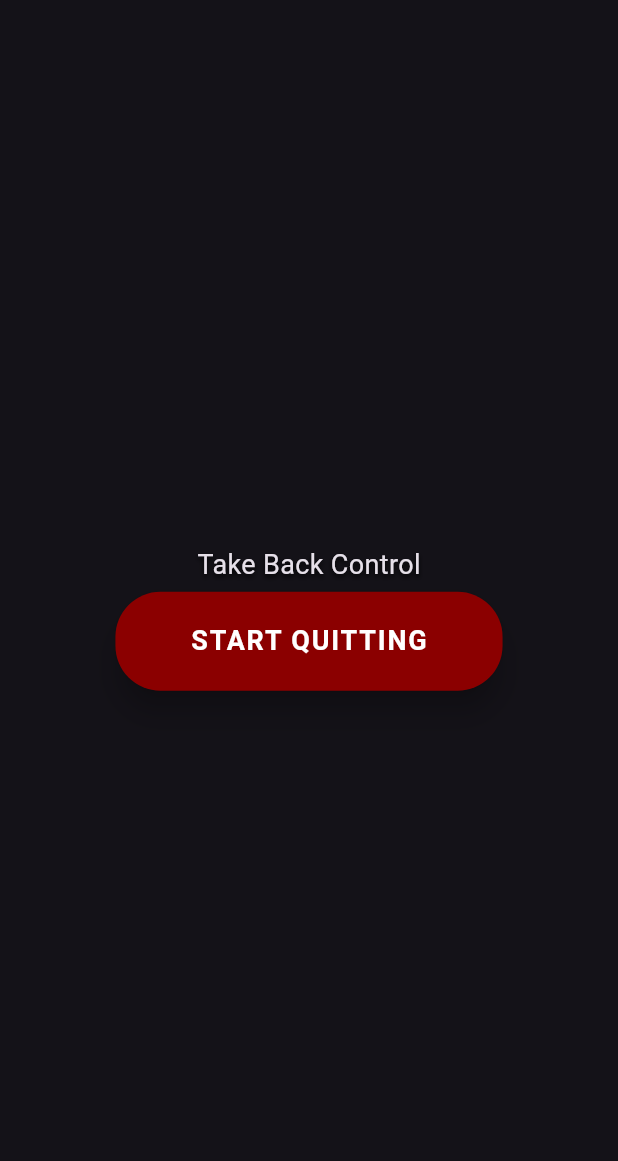
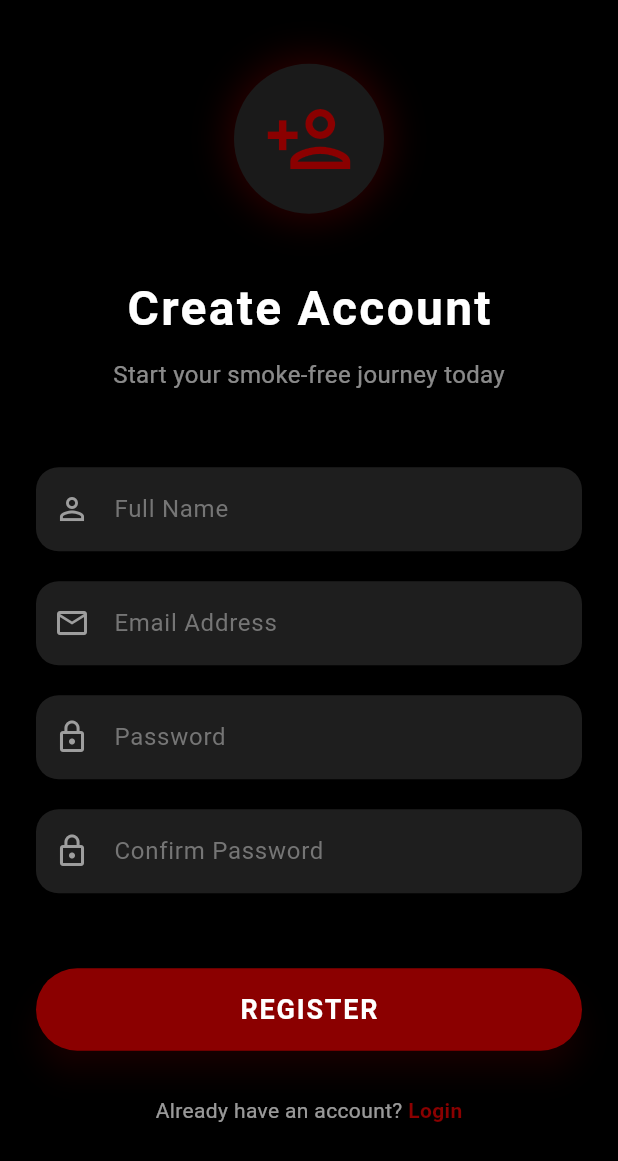
Before and after one commit to vladbrata/-flutter-quit-smoking-tracker, a Flutter app: the screen it shows after launch, on a phone screen of 412 x 824 dp. Shown: the top 1161 px of the screen. Run offline on Flutter 3.47's test engine with Material 3 defaults, Android fonts, the phone set to English and light mode, and no system bars; our stand-ins replace firebase_auth, firebase_core, google_fonts, shared_preferences; accounts and stored records are empty.

Commit message:
fully implemented login and register using email and pw with firebase

```diff
--- a/flutter_quit_smoking/lib/main.dart
+++ b/flutter_quit_smoking/lib/main.dart
@@ -3,6 +3,9 @@ import 'package:shared_preferences/shared_preferences.dart';
 // Importă paginile tale
 import 'pages/counter_page.dart';
 import 'pages/start_quit.dart';
+import 'package:firebase_core/firebase_core.dart';
+import 'firebase_options.dart';
+import 'pages/auth_layout.dart';
 
 void main() async {
   // Obligatoriu când avem cod async înainte de runApp
@@ -10,15 +13,14 @@ void main() async {
 
   final prefs = await SharedPreferences.getInstance();
   // Citim starea. Dacă nu există, implicit este false.
-  bool startedQuitting = prefs.getBool('startedQuitting') ?? false;
 
-  runApp(MyApp(startedQuitting: startedQuitting));
+  WidgetsFlutterBinding.ensureInitialized();
+  await Firebase.initializeApp(options: DefaultFirebaseOptions.currentPlatform);
+  runApp(const MyApp());
 }
 
 class MyApp extends StatelessWidget {
-  final bool startedQuitting;
-
-  const MyApp({super.key, required this.startedQuitting});
+  const MyApp({super.key});
 
   @override
   Widget build(BuildContext context) {
@@ -27,7 +29,7 @@ class MyApp extends StatelessWidget {
       title: 'Quit Smoking App',
       theme: ThemeData.dark(),
       // Aici se întâmplă magia:
-      home: startedQuitting ? const CounterPage() : const StartQuit(),
+      home: AuthLayout(),
     );
   }
 }
--- /dev/null
+++ b/flutter_quit_smoking/lib/pages/auth_layout.dart
@@ -0,0 +1,31 @@
+import 'package:flutter/material.dart';
+import 'package:flutter_quit_smoking/pages/register_page.dart';
+import 'package:flutter_quit_smoking/pages/start_quit.dart';
+import 'package:flutter_quit_smoking/services/auth_services.dart';
+
+class AuthLayout extends StatelessWidget {
+  const AuthLayout({super.key, this.pageIfNotConnected});
+
+  final Widget? pageIfNotConnected;
+
+  @override
+  Widget build(BuildContext context) {
+    return ValueListenableBuilder(
+      valueListenable: authServices,
+      builder: (context, authServices, child) {
+        return StreamBuilder(
+          stream: authServices.authStateChanges,
+          builder: (context, snapshot) {
+            Widget widget;
+            if (snapshot.hasData) {
+              widget = const StartQuit();
+            } else {
+              widget = pageIfNotConnected ?? const RegisterPage();
+            }
+            return widget;
+          },
+        );
+      },
+    );
+  }
+}
--- /dev/null
+++ b/flutter_quit_smoking/lib/pages/register_page.dart
@@ -0,0 +1,253 @@
+import 'package:flutter/material.dart';
+import 'package:firebase_auth/firebase_auth.dart';
+import 'package:flutter/material.dart';
+import 'package:flutter_quit_smoking/pages/login_page.dart';
+import 'package:flutter_quit_smoking/pages/start_quit.dart';
+import 'package:flutter_quit_smoking/services/auth_services.dart';
+
+class RegisterPage extends StatefulWidget {
+  final VoidCallback? onLoginTap;
+
+  const RegisterPage({super.key, this.onLoginTap});
+
+  @override
+  State<RegisterPage> createState() => _RegisterPageState();
+}
+
+class _RegisterPageState extends State<RegisterPage> {
+  // Use controllers to allow text input in UI
+  final _nameController = TextEditingController();
+  final _emailController = TextEditingController();
+  final _passwordController = TextEditingController();
+  final _confirmPasswordController = TextEditingController();
+
+  String? errorMessage;
+
+  void register() async {
+    if (_passwordController.text.isEmpty ||
+        _confirmPasswordController.text.isEmpty ||
+        _emailController.text.isEmpty ||
+        _nameController.text.isEmpty) {
+      setState(() {
+        errorMessage = "Please fill in all the fields";
+      });
+      return;
+    }
+    if (_passwordController.text != _confirmPasswordController.text) {
+      setState(() {
+        errorMessage = "Passwords do not match";
+      });
+      return;
+    }
+    try {
+      await authServices.value.createAccount(
+        email: _emailController.text,
+        password: _passwordController.text,
+      );
+      Navigator.push(
+        context,
+        MaterialPageRoute(builder: (context) => const StartQuit()),
+      );
+    } on FirebaseAuthException catch (e) {
+      setState(() {
+        errorMessage = e.message ?? "An error occurred";
+      });
+    }
+  }
+
+  @override
+  void dispose() {
+    _nameController.dispose();
+    _emailController.dispose();
+    _passwordController.dispose();
+    _confirmPasswordController.dispose();
+    super.dispose();
+  }
+
+  @override
+  Widget build(BuildContext context) {
+    return Scaffold(
+      backgroundColor: Colors.black, // Consistent with app theme
+      body: SafeArea(
+        child: Center(
+          child: SingleChildScrollView(
+            padding: const EdgeInsets.symmetric(horizontal: 24.0),
+            child: Column(
+              mainAxisAlignment: MainAxisAlignment.center,
+              children: [
+                // Logo / Icon
+                Container(
+                  padding: const EdgeInsets.all(20),
+                  decoration: BoxDecoration(
+                    color: const Color(0xFF1A1A1A),
+                    shape: BoxShape.circle,
+                    boxShadow: [
+                      BoxShadow(
+                        color: const Color(0xFF8B0000).withOpacity(0.3),
+                        blurRadius: 20,
+                        spreadRadius: 5,
+                      ),
+                    ],
+                  ),
+                  child: const Icon(
+                    Icons.person_add_outlined,
+                    size: 60,
+                    color: Color(0xFF8B0000), // Dark Red accent
+                  ),
+                ),
+                const SizedBox(height: 40),
+
+                // Title
+                const Text(
+                  "Create Account",
+                  style: TextStyle(
+                    color: Colors.white,
+                    fontSize: 32,
+                    fontWeight: FontWeight.bold,
+                    letterSpacing: 1.5,
+                  ),
+                ),
+                const SizedBox(height: 10),
+                const Text(
+                  "Start your smoke-free journey today",
+                  style: TextStyle(color: Colors.white54, fontSize: 16),
+                ),
+                const SizedBox(height: 50),
+
+                // Input Fields
+                _buildTextField(
+                  controller: _nameController,
+                  hint: "Full Name",
+                  icon: Icons.person_outline,
+                ),
+                const SizedBox(height: 20),
+                _buildTextField(
+                  controller: _emailController,
+                  hint: "Email Address",
+                  icon: Icons.email_outlined,
+                  keyboardType: TextInputType.emailAddress,
+                ),
+                const SizedBox(height: 20),
+                _buildTextField(
+                  controller: _passwordController,
+                  hint: "Password",
+                  icon: Icons.lock_outline,
+                  obscure: true,
+                ),
+                const SizedBox(height: 20),
+                _buildTextField(
+                  controller: _confirmPasswordController,
+                  hint: "Confirm Password",
+                  icon: Icons.lock_outline,
+                  obscure: true,
+                ),
+
+                const SizedBox(height: 50),
+
+                // Register Button
+                SizedBox(
+                  width: double.infinity,
+                  height: 55,
+                  child: ElevatedButton(
+                    onPressed: () {
+                      register();
+                    },
+                    style: ElevatedButton.styleFrom(
+                      backgroundColor: const Color(0xFF8B0000),
+                      foregroundColor: Colors.white,
+                      elevation: 8,
+                      shadowColor: const Color(0xFF8B0000).withOpacity(0.5),
+                      shape: RoundedRectangleBorder(
+                        borderRadius: BorderRadius.circular(30),
+                      ),
+                    ),
+                    child: const Text(
+                      "REGISTER",
+                      style: TextStyle(
+                        fontSize: 18,
+                        fontWeight: FontWeight.bold,
+                        letterSpacing: 1.2,
+                      ),
+                    ),
+                  ),
+                ),
+
+                const SizedBox(height: 30),
+
+                // Footer
+                Row(
+                  mainAxisAlignment: MainAxisAlignment.center,
+                  children: [
+                    const Text(
+                      "Already have an account? ",
+                      style: TextStyle(color: Colors.white60),
+                    ),
+                    GestureDetector(
+                      onTap:
+                          widget.onLoginTap ??
+                          () {
+                            Navigator.push(
+                              context,
+                              MaterialPageRoute(
+                                builder: (context) => const LoginPage(),
+                              ),
+                            );
+                          },
+                      child: const Text(
+                        "Login",
+                        style: TextStyle(
+                          color: Color(0xFF8B0000),
+                          fontWeight: FontWeight.bold,
+                        ),
+                      ),
+                    ),
+                  ],
+                ),
+                SizedBox(height: 10),
+                Text(errorMessage ?? "", style: TextStyle(color: Colors.red)),
+              ],
+            ),
+          ),
+        ),
+      ),
+    );
+  }
+
+  Widget _buildTextField({
+    required TextEditingController controller,
+    required String hint,
+    required IconData icon,
+    bool obscure = false,
+    TextInputType? keyboardType,
+  }) {
+    return Container(
+      decoration: BoxDecoration(
+        color: const Color(0xFF1E1E1E),
+        borderRadius: BorderRadius.circular(15),
+        boxShadow: [
+          BoxShadow(
+            color: Colors.black.withOpacity(0.3),
+            offset: const Offset(0, 4),
+            blurRadius: 8,
+          ),
+        ],
+      ),
+      child: TextField(
+        controller: controller,
+        obscureText: obscure,
+        keyboardType: keyboardType,
+        style: const TextStyle(color: Colors.white),
+        decoration: InputDecoration(
+          hintText: hint,
+          hintStyle: TextStyle(color: Colors.grey[600]),
+          prefixIcon: Icon(icon, color: Colors.grey[500]),
+          border: InputBorder.none,
+          contentPadding: const EdgeInsets.symmetric(
+            horizontal: 20,
+            vertical: 16,
+          ),
+        ),
+      ),
+    );
+  }
+}
--- /dev/null
+++ b/flutter_quit_smoking/lib/services/auth_services.dart
@@ -0,0 +1,72 @@
+import 'package:firebase_auth/firebase_auth.dart';
+import 'package:flutter/material.dart';
+
+ValueNotifier<AuthServices> authServices = ValueNotifier<AuthServices>(
+  AuthServices(),
+);
+
+class AuthServices {
+  final FirebaseAuth firebaseAuth = FirebaseAuth.instance;
+
+  User? get currentUser => firebaseAuth.currentUser;
+
+  Stream<User?> get authStateChanges => firebaseAuth.authStateChanges();
+
+  Future<UserCredential> signIn({
+    required String email,
+    required String password,
+  }) async {
+    return await firebaseAuth.signInWithEmailAndPassword(
+      email: email,
+      password: password,
+    );
+  }
+
+  Future<UserCredential> createAccount({
+    required String email,
+    required String password,
+  }) async {
+    return await firebaseAuth.createUserWithEmailAndPassword(
+      email: email,
+      password: password,
+    );
+  }
+
+  Future<void> signOut() async {
+    await firebaseAuth.signOut();
+  }
+
+  Future<void> resetPassword({required String email}) async {
+    await firebaseAuth.sendPasswordResetEmail(email: email);
+  }
+
+  Future<void> updateUsername({required String username}) async {
+    await currentUser!.updateDisplayName(username);
+  }
+
+  Future<void> deleteAccount({
+    required String email,
+    required String password,
+  }) async {
+    AuthCredential credential = EmailAuthProvider.credential(
+      email: email,
+      password: password,
+    );
+    await currentUser!.reauthenticateWithCredential(credential);
+    await currentUser!.delete();
+    await firebaseAuth.signOut();
+  }
+
+  Future<void> resetPasswordFromCurrentPassword({
+    required String currentPassword,
+    required String newPassword,
+    required String email,
+  }) async {
+    AuthCredential credential = EmailAuthProvider.credential(
+      email: email,
+      password: currentPassword,
+    );
+    await currentUser!.reauthenticateWithCredential(credential);
+    await currentUser!.updatePassword(newPassword);
+  }
+}
--- a/flutter_quit_smoking/pubspec.yaml
+++ b/flutter_quit_smoking/pubspec.yaml
@@ -36,6 +36,8 @@ dependencies:
   cupertino_icons: ^1.0.8
   google_fonts: ^7.0.2
   shared_preferences: ^2.5.4
+  firebase_core: ^4.4.0
+  firebase_auth: ^6.1.4
 
 dev_dependencies:
   flutter_test:
```
Also changed, not shown: flutter_quit_smoking/lib/pages/counter_page.dart (+18 -3 lines), flutter_quit_smoking/lib/pages/login_page.dart (added, +254 -0 lines), flutter_quit_smoking/lib/widgets/reset_password_dialog.dart (added, +23 -0 lines), flutter_quit_smoking/lib/firebase_options.dart, flutter_quit_smoking/pubspec.lock, 5 other files.
